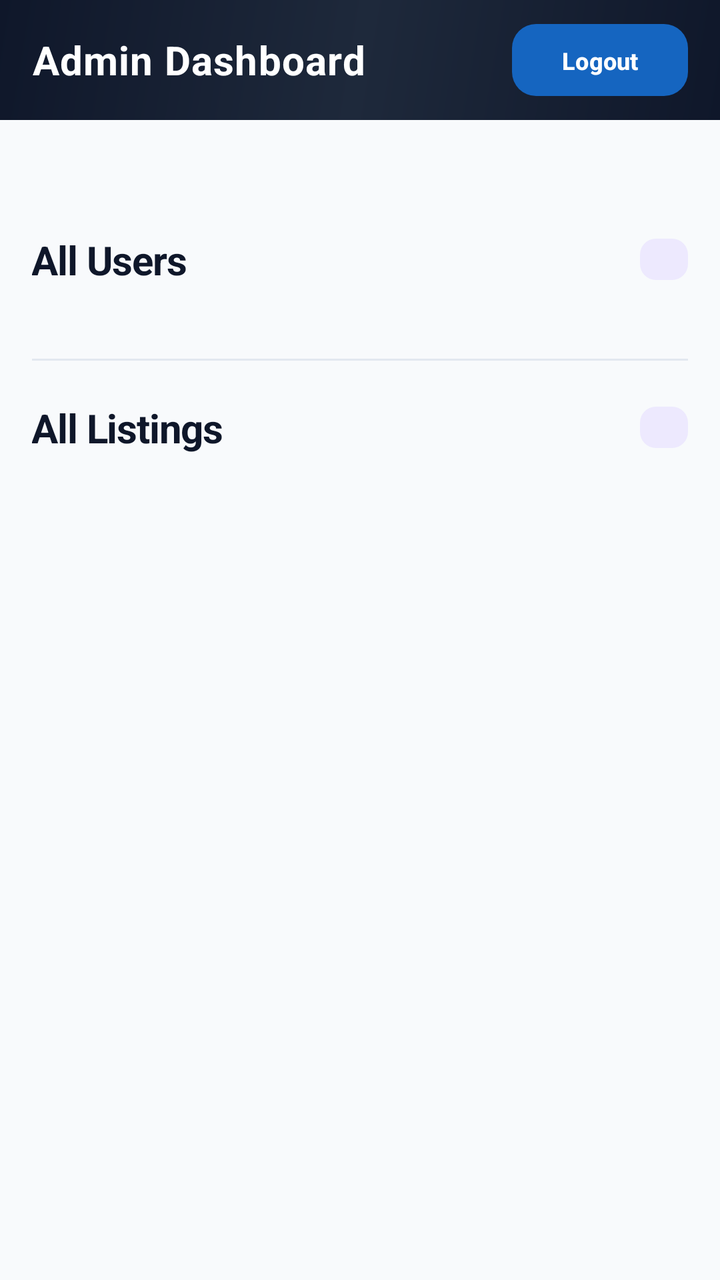
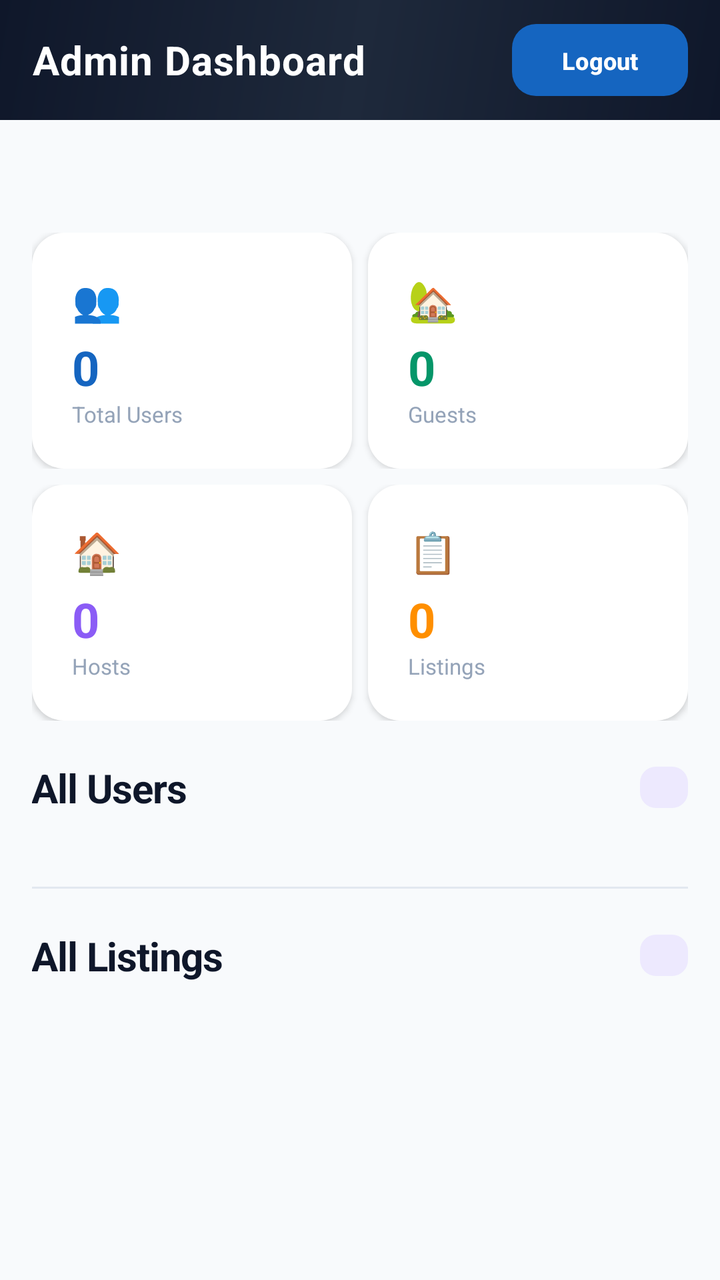

Two renders of the same Android screen: before a commit and after it. Below are the layout's source before the change and the commit's diff.
<!-- AndroidManifest.xml: application theme Theme.TestApplication -->
<!-- res/layout/activity_admin_dashboard.xml -->
<?xml version="1.0" encoding="utf-8"?>
<LinearLayout xmlns:android="http://schemas.android.com/apk/res/android"
    android:layout_width="match_parent"
    android:layout_height="match_parent"
    android:orientation="vertical"
    android:background="@color/lodgio_bg">

    
    <LinearLayout
        android:layout_width="match_parent"
        android:layout_height="@dimen/toolbar_height"
        android:background="@drawable/bg_gradient_dark"
        android:gravity="center_vertical"
        android:paddingHorizontal="@dimen/spacing_base"
        android:orientation="horizontal">

        <TextView
            android:layout_width="0dp"
            android:layout_height="wrap_content"
            android:layout_weight="1"
            android:text="Admin Dashboard"
            android:textColor="@color/white"
            android:textSize="@dimen/text_title"
            android:textStyle="bold"
            android:letterSpacing="0.02" />

        <Button
            android:id="@+id/btnLogout"
            android:layout_width="wrap_content"
            android:layout_height="36dp"
            android:background="@drawable/btn_danger_bg"
            android:text="Logout"
            android:textSize="12sp"
            android:textColor="@color/white"
            android:textAllCaps="false"
            android:textStyle="bold"
            android:paddingHorizontal="@dimen/spacing_base" />
    </LinearLayout>

    <ProgressBar
        android:id="@+id/progressBar"
        android:layout_width="wrap_content"
        android:layout_height="wrap_content"
        android:layout_gravity="center"
        android:layout_marginTop="@dimen/spacing_lg"
        android:visibility="gone" />

    <ScrollView
        android:layout_width="match_parent"
        android:layout_height="match_parent">

        <LinearLayout
            android:layout_width="match_parent"
            android:layout_height="wrap_content"
            android:orientation="vertical"
            android:padding="@dimen/spacing_base">

            <TextView
                android:id="@+id/tvAdminName"
                android:layout_width="wrap_content"
                android:layout_height="wrap_content"
                android:textSize="@dimen/text_body"
                android:textColor="@color/lodgio_text_secondary"
                android:layout_marginBottom="@dimen/spacing_lg" />

            
            <LinearLayout
                android:layout_width="match_parent"
                android:layout_height="wrap_content"
                android:orientation="horizontal"
                android:layout_marginBottom="@dimen/spacing_md"
                android:gravity="center_vertical">

                <TextView
                    android:layout_width="0dp"
                    android:layout_height="wrap_content"
                    android:layout_weight="1"
                    android:text="All Users"
                    style="@style/LodgioSectionHeader" />

                <TextView
                    android:id="@+id/tvUserCount"
                    android:layout_width="wrap_content"
                    android:layout_height="wrap_content"
                    android:background="@drawable/badge_admin"
                    android:paddingHorizontal="@dimen/spacing_md"
                    android:paddingVertical="3dp"
                    android:textSize="@dimen/text_caption"
                    android:textStyle="bold"
                    android:textColor="@color/lodgio_admin_badge" />
            </LinearLayout>

            <LinearLayout
                android:id="@+id/llUsers"
                android:layout_width="match_parent"
                android:layout_height="wrap_content"
                android:orientation="vertical"
                android:layout_marginBottom="@dimen/spacing_xl" />

            <View
                android:layout_width="match_parent"
                android:layout_height="1dp"
                android:background="@color/lodgio_divider"
                android:layout_marginBottom="@dimen/spacing_lg" />

            
            <LinearLayout
                android:layout_width="match_parent"
                android:layout_height="wrap_content"
                android:orientation="horizontal"
                android:layout_marginBottom="@dimen/spacing_md"
                android:gravity="center_vertical">

                <TextView
                    android:layout_width="0dp"
                    android:layout_height="wrap_content"
                    android:layout_weight="1"
                    android:text="All Listings"
                    style="@style/LodgioSectionHeader" />

                <TextView
                    android:id="@+id/tvListingCount"
                    android:layout_width="wrap_content"
                    android:layout_height="wrap_content"
                    android:background="@drawable/badge_admin"
                    android:paddingHorizontal="@dimen/spacing_md"
                    android:paddingVertical="3dp"
                    android:textSize="@dimen/text_caption"
                    android:textStyle="bold"
                    android:textColor="@color/lodgio_admin_badge" />
            </LinearLayout>

            <LinearLayout
                android:id="@+id/llAdminListings"
                android:layout_width="match_parent"
                android:layout_height="wrap_content"
                android:orientation="vertical" />

        </LinearLayout>
    </ScrollView>
</LinearLayout>
<!-- resources referenced by this layout -->
<resources>
  <color name="lodgio_admin_badge">#8B5CF6</color>
  <color name="lodgio_bg">#F8FAFC</color>
  <color name="lodgio_divider">#E2E8F0</color>
  <color name="lodgio_text_secondary">#64748B</color>
  <color name="white">#FFFFFFFF</color>
  <dimen name="spacing_base">16dp</dimen>
  <dimen name="spacing_lg">20dp</dimen>
  <dimen name="spacing_md">12dp</dimen>
  <dimen name="spacing_xl">24dp</dimen>
  <dimen name="text_body">15sp</dimen>
  <dimen name="text_caption">11sp</dimen>
  <dimen name="text_title">20sp</dimen>
  <dimen name="toolbar_height">60dp</dimen>
  <!-- drawable badge_admin (drawable) -->
  <?xml version="1.0" encoding="utf-8"?>
  <shape xmlns:android="http://schemas.android.com/apk/res/android"
      android:shape="rectangle">
      <solid android:color="@color/lodgio_admin_badge_bg" />
      <corners android:radius="@dimen/radius_sm" />
  </shape>
  <!-- drawable bg_gradient_dark (drawable) -->
  <?xml version="1.0" encoding="utf-8"?>
  <shape xmlns:android="http://schemas.android.com/apk/res/android"
      android:shape="rectangle">
      <gradient
          android:startColor="#0F172A"
          android:centerColor="#1E293B"
          android:endColor="#0F172A"
          android:angle="135" />
  </shape>
  <!-- drawable btn_danger_bg (drawable) -->
  <?xml version="1.0" encoding="utf-8"?>
  <shape xmlns:android="http://schemas.android.com/apk/res/android"
      android:shape="rectangle">
      <solid android:color="@color/lodgio_error" />
      <corners android:radius="@dimen/radius_md" />
  </shape>
  <style name="LodgioSectionHeader">
          <item name="android:textSize">@dimen/text_title</item>
          <item name="android:textStyle">bold</item>
          <item name="android:textColor">@color/lodgio_text_primary</item>
          <item name="android:letterSpacing">-0.02</item>
      </style>
  <style name="Theme.TestApplication" parent="Base.Theme.TestApplication" />
  <color name="lodgio_admin_badge_bg">#EDE9FE</color>
  <dimen name="radius_sm">8dp</dimen>
  <color name="lodgio_error">#DC2626</color>
  <dimen name="radius_md">12dp</dimen>
  <color name="lodgio_text_primary">#0F172A</color>
  <style name="Base.Theme.TestApplication" parent="Theme.Material3.Light.NoActionBar">
          <item name="colorPrimary">@color/lodgio_primary</item>
          <item name="colorPrimaryDark">@color/lodgio_primary_dark</item>
          <item name="colorAccent">@color/lodgio_accent</item>
          <item name="android:windowBackground">@color/lodgio_bg</item>
          <item name="android:statusBarColor">@color/lodgio_primary_dark</item>
          <item name="android:navigationBarColor">@color/lodgio_bg</item>
          <item name="android:windowLightStatusBar">false</item>
          <item name="android:windowLightNavigationBar">true</item>
      </style>
  <color name="lodgio_primary">#1565C0</color>
  <color name="lodgio_primary_dark">#0D47A1</color>
  <color name="lodgio_accent">#FF8F00</color>
</resources>

<!-- the commit's change to res/layout/activity_admin_dashboard.xml (unified diff, before → after) -->
@@ -67,6 +67,157 @@
             <LinearLayout
                 android:layout_width="match_parent"
                 android:layout_height="wrap_content"
+                android:orientation="vertical"
+                android:layout_marginBottom="@dimen/spacing_lg">
+
+                
+                <LinearLayout
+                    android:layout_width="match_parent"
+                    android:layout_height="wrap_content"
+                    android:orientation="horizontal"
+                    android:layout_marginBottom="@dimen/spacing_sm">
+
+                    
+                    <LinearLayout
+                        android:layout_width="0dp"
+                        android:layout_weight="1"
+                        android:layout_height="wrap_content"
+                        android:orientation="vertical"
+                        android:background="@drawable/card_background"
+                        android:padding="@dimen/spacing_lg"
+                        android:elevation="@dimen/elevation_sm"
+                        android:layout_marginEnd="@dimen/spacing_xs">
+                        <TextView
+                            android:layout_width="wrap_content"
+                            android:layout_height="wrap_content"
+                            android:text="👥"
+                            android:textSize="20sp"
+                            android:layout_marginBottom="@dimen/spacing_xs" />
+                        <TextView
+                            android:id="@+id/tvStatUsers"
+                            android:layout_width="wrap_content"
+                            android:layout_height="wrap_content"
+                            android:text="0"
+                            android:textSize="24sp"
+                            android:textStyle="bold"
+                            android:textColor="@color/lodgio_primary" />
+                        <TextView
+                            android:layout_width="wrap_content"
+                            android:layout_height="wrap_content"
+                            android:text="Total Users"
+                            android:textSize="11sp"
+                            android:textColor="@color/lodgio_text_hint" />
+                    </LinearLayout>
+
+                    
+                    <LinearLayout
+                        android:layout_width="0dp"
+                        android:layout_weight="1"
+                        android:layout_height="wrap_content"
+                        android:orientation="vertical"
+                        android:background="@drawable/card_background"
+                        android:padding="@dimen/spacing_lg"
+                        android:elevation="@dimen/elevation_sm"
+                        android:layout_marginStart="@dimen/spacing_xs">
+                        <TextView
+                            android:layout_width="wrap_content"
+                            android:layout_height="wrap_content"
+                            android:text="🏡"
+                            android:textSize="20sp"
+                            android:layout_marginBottom="@dimen/spacing_xs" />
+                        <TextView
+                            android:id="@+id/tvStatGuests"
+                            android:layout_width="wrap_content"
+                            android:layout_height="wrap_content"
+                            android:text="0"
+                            android:textSize="24sp"
+                            android:textStyle="bold"
+                            android:textColor="@color/lodgio_success" />
+                        <TextView
+                            android:layout_width="wrap_content"
+                            android:layout_height="wrap_content"
+                            android:text="Guests"
+                            android:textSize="11sp"
+                            android:textColor="@color/lodgio_text_hint" />
+                    </LinearLayout>
+                </LinearLayout>
+
+                
+                <LinearLayout
+                    android:layout_width="match_parent"
+                    android:layout_height="wrap_content"
+                    android:orientation="horizontal">
+
+                    
+                    <LinearLayout
+                        android:layout_width="0dp"
+                        android:layout_weight="1"
+                        android:layout_height="wrap_content"
+                        android:orientation="vertical"
+                        android:background="@drawable/card_background"
+                        android:padding="@dimen/spacing_lg"
+                        android:elevation="@dimen/elevation_sm"
+                        android:layout_marginEnd="@dimen/spacing_xs">
+                        <TextView
+                            android:layout_width="wrap_content"
+                            android:layout_height="wrap_content"
+                            android:text="🏠"
+                            android:textSize="20sp"
+                            android:layout_marginBottom="@dimen/spacing_xs" />
+                        <TextView
+                            android:id="@+id/tvStatHosts"
+                            android:layout_width="wrap_content"
+                            android:layout_height="wrap_content"
+                            android:text="0"
+                            android:textSize="24sp"
+                            android:textStyle="bold"
+                            android:textColor="@color/lodgio_admin_badge" />
+                        <TextView
+                            android:layout_width="wrap_content"
+                            android:layout_height="wrap_content"
+                            android:text="Hosts"
+                            android:textSize="11sp"
+                            android:textColor="@color/lodgio_text_hint" />
+                    </LinearLayout>
+
+                    
+                    <LinearLayout
+                        android:layout_width="0dp"
+                        android:layout_weight="1"
+                        android:layout_height="wrap_content"
+                        android:orientation="vertical"
+                        android:background="@drawable/card_background"
+                        android:padding="@dimen/spacing_lg"
+                        android:elevation="@dimen/elevation_sm"
+                        android:layout_marginStart="@dimen/spacing_xs">
+                        <TextView
+                            android:layout_width="wrap_content"
+                            android:layout_height="wrap_content"
+                            android:text="📋"
+                            android:textSize="20sp"
+                            android:layout_marginBottom="@dimen/spacing_xs" />
+                        <TextView
+                            android:id="@+id/tvStatListings"
+                            android:layout_width="wrap_content"
+                            android:layout_height="wrap_content"
+                            android:text="0"
+                            android:textSize="24sp"
+                            android:textStyle="bold"
+                            android:textColor="@color/lodgio_accent" />
+                        <TextView
+                            android:layout_width="wrap_content"
+                            android:layout_height="wrap_content"
+                            android:text="Listings"
+                            android:textSize="11sp"
+                            android:textColor="@color/lodgio_text_hint" />
+                    </LinearLayout>
+                </LinearLayout>
+            </LinearLayout>
+
+            
+            <LinearLayout
+                android:layout_width="match_parent"
+                android:layout_height="wrap_content"
                 android:orientation="horizontal"
                 android:layout_marginBottom="@dimen/spacing_md"
                 android:gravity="center_vertical">
<!-- resource entries referenced after the edit -->
@@ -5,10 +5,13 @@
   <color name="lodgio_divider">#E2E8F0</color>
   <color name="lodgio_text_secondary">#64748B</color>
   <color name="white">#FFFFFFFF</color>
+  <dimen name="elevation_sm">2dp</dimen>
   <dimen name="spacing_base">16dp</dimen>
   <dimen name="spacing_lg">20dp</dimen>
   <dimen name="spacing_md">12dp</dimen>
+  <dimen name="spacing_sm">8dp</dimen>
   <dimen name="spacing_xl">24dp</dimen>
+  <dimen name="spacing_xs">4dp</dimen>
   <dimen name="text_body">15sp</dimen>
   <dimen name="text_caption">11sp</dimen>
   <dimen name="text_title">20sp</dimen>
@@ -37,6 +40,13 @@
       <solid android:color="@color/lodgio_error" />
       <corners android:radius="@dimen/radius_md" />
   </shape>
+  <!-- drawable card_background (drawable) -->
+  <?xml version="1.0" encoding="utf-8"?>
+  <shape xmlns:android="http://schemas.android.com/apk/res/android"
+      android:shape="rectangle">
+      <solid android:color="@color/white" />
+      <corners android:radius="@dimen/radius_lg" />
+  </shape>
   <style name="LodgioSectionHeader">
           <item name="android:textSize">@dimen/text_title</item>
           <item name="android:textStyle">bold</item>
@@ -48,6 +58,7 @@
   <dimen name="radius_sm">8dp</dimen>
   <color name="lodgio_error">#DC2626</color>
   <dimen name="radius_md">12dp</dimen>
+  <dimen name="radius_lg">16dp</dimen>
   <color name="lodgio_text_primary">#0F172A</color>
   <style name="Base.Theme.TestApplication" parent="Theme.Material3.Light.NoActionBar">
           <item name="colorPrimary">@color/lodgio_primary</item>
@@ -60,6 +71,8 @@
           <item name="android:windowLightNavigationBar">true</item>
       </style>
   <color name="lodgio_primary">#1565C0</color>
+  <color name="lodgio_success">#059669</color>
+  <color name="lodgio_text_hint">#94A3B8</color>
   <color name="lodgio_primary_dark">#0D47A1</color>
   <color name="lodgio_accent">#FF8F00</color>
 </resources>
